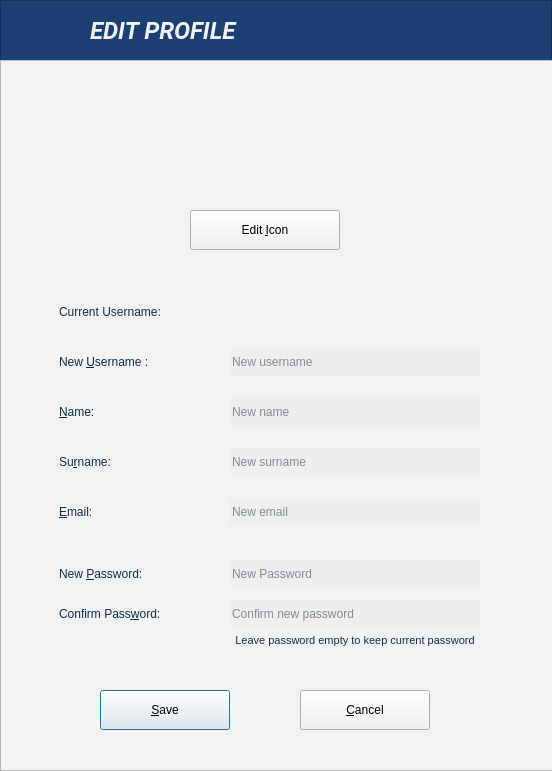
First picture: the form in src/client/ProfileUpdateDialog.ui, repository franco-ruggeri/write-together, before the edit.
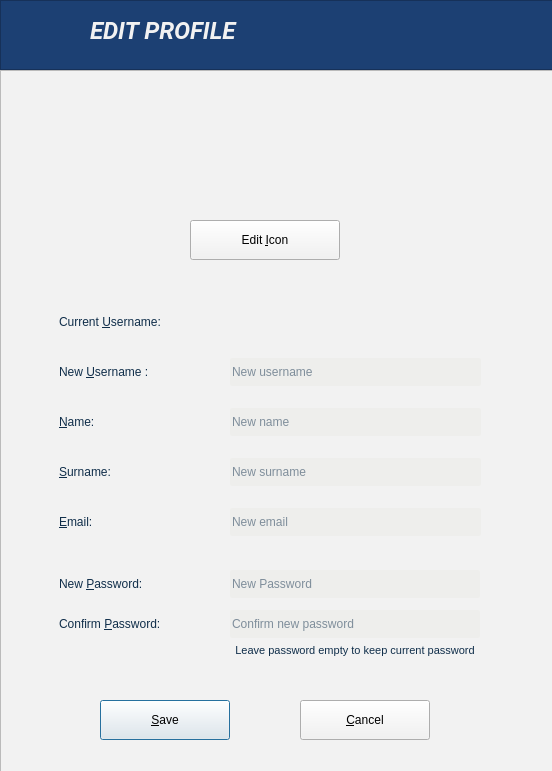
Second picture: the form after the edit. Icons and pictures are not drawn.

Commit message: dialog completed, minor fixes to UI

What changed in the file:
```diff
--- a/src/client/ProfileUpdateDialog.ui
+++ b/src/client/ProfileUpdateDialog.ui
@@ -16,6 +16,18 @@
     <verstretch>0</verstretch>
    </sizepolicy>
   </property>
+  <property name="minimumSize">
+   <size>
+    <width>552</width>
+    <height>771</height>
+   </size>
+  </property>
+  <property name="maximumSize">
+   <size>
+    <width>552</width>
+    <height>771</height>
+   </size>
+  </property>
   <property name="font">
    <font>
     <family>Roboto Light</family>
@@ -36,8 +48,8 @@
     <rect>
      <x>0</x>
      <y>0</y>
-     <width>552</width>
-     <height>61</height>
+     <width>561</width>
+     <height>70</height>
     </rect>
    </property>
    <property name="styleSheet">
@@ -94,11 +106,17 @@
    <property name="geometry">
     <rect>
      <x>0</x>
-     <y>60</y>
+     <y>70</y>
      <width>561</width>
      <height>711</height>
     </rect>
    </property>
+   <property name="sizePolicy">
+    <sizepolicy hsizetype="Fixed" vsizetype="Fixed">
+     <horstretch>0</horstretch>
+     <verstretch>0</verstretch>
+    </sizepolicy>
+   </property>
    <property name="frameShape">
     <enum>QFrame::StyledPanel</enum>
    </property>
@@ -207,7 +225,7 @@
       <string notr="true">color:  #102E4A;</string>
      </property>
      <property name="text">
-      <string>Current Username:</string>
+      <string>&lt;html&gt;&lt;head/&gt;&lt;body&gt;&lt;p&gt;Current &lt;span style=&quot; text-decoration: underline;&quot;&gt;U&lt;/span&gt;sername:&lt;/p&gt;&lt;/body&gt;&lt;/html&gt;</string>
      </property>
     </widget>
     <widget class="QLabel" name="changeuser_username_label">
@@ -352,7 +370,7 @@
       <string notr="true">color:  #102E4A;</string>
      </property>
      <property name="text">
-      <string>Confirm Pass&amp;word:</string>
+      <string>Confirm &amp;Password:</string>
      </property>
      <property name="buddy">
       <cstring>changepass_confirmpass_lineEdit</cstring>
@@ -390,7 +408,7 @@
       <string notr="true">color:  #102E4A;</string>
      </property>
      <property name="text">
-      <string>Su&amp;rname:    </string>
+      <string>&amp;Surname:    </string>
      </property>
      <property name="buddy">
       <cstring>changeuser_newsurname_lineEdit</cstring>
```
Left out of the diff: 11 changed lines with no effect on the pictures. The commit also changes 7 other files.
